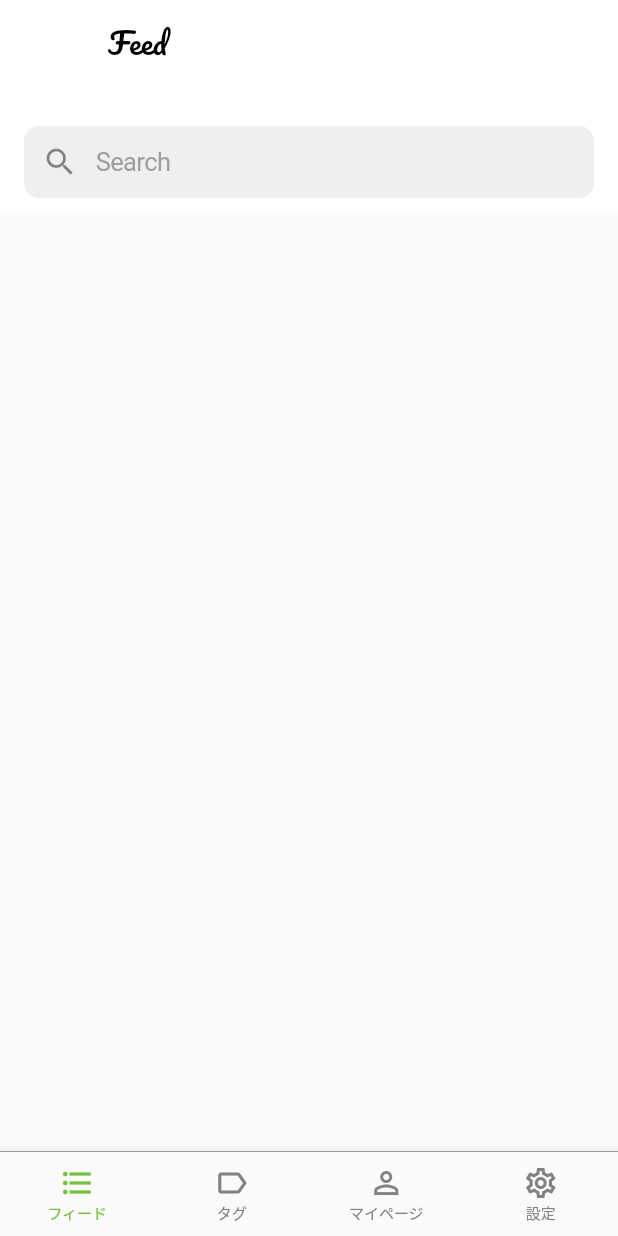
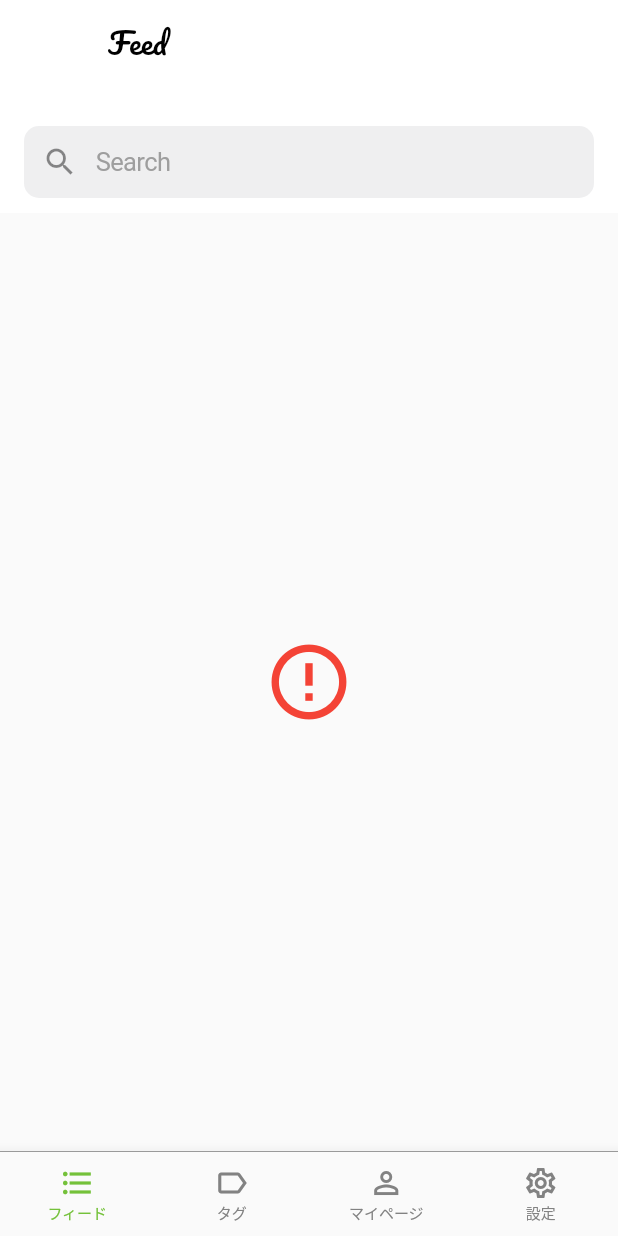
Before and after one commit to shinonome-inc/qiita_client_yukiy, a Flutter app: the screen it shows after launch, after a tap on "ログイン", on a phone screen of 412 x 824 dp. Run offline on Flutter 3.47's test engine with Material 2 defaults, Android fonts, the phone set to English and light mode, and no system bars; network calls fail; Roboto replaces fonts that are missing (Noto_Sans_JP).

Commit message:
記事をfeed-pageに表示

```diff
--- a/lib/main.dart
+++ b/lib/main.dart
@@ -2,11 +2,13 @@ import 'package:flutter/material.dart';
 import 'package:qiita_client_yukiy/pages/top_page.dart';
 
 void main() {
-  runApp(const MyApp());
+  runApp(const MyApp(
+    items: [],
+  ));
 }
 
 class MyApp extends StatelessWidget {
-  const MyApp({Key? key}) : super(key: key);
+  const MyApp({Key? key, required List<String> items}) : super(key: key);
 
   @override
   Widget build(BuildContext context) {
--- a/lib/models/article.dart
+++ b/lib/models/article.dart
@@ -4,14 +4,20 @@ class Article {
   final String title;
   final String url;
   final User user;
+  final String dateTime;
 
-  Article({required this.title, required this.url, required this.user});
+  Article(
+      {required this.title,
+      required this.url,
+      required this.user,
+      required this.dateTime});
 
   factory Article.fromJson(Map<String, dynamic> json) {
     return Article(
       title: json['title'],
       url: json['url'],
       user: User.fromJson(json['user']),
+      dateTime: json['created_at'],
     );
   }
 }
--- /dev/null
+++ b/lib/models/created.dart
@@ -0,0 +1 @@
+class Created {}
--- a/lib/pages/feed_page.dart
+++ b/lib/pages/feed_page.dart
@@ -1,5 +1,8 @@
 import 'package:flutter/material.dart';
+import 'package:qiita_client_yukiy/services/qiita_client.dart';
 import 'package:qiita_client_yukiy/ui_components/search_bar.dart';
+
+import '../models/article.dart';
 
 class FeedPage extends StatefulWidget {
   const FeedPage({Key? key}) : super(key: key);
@@ -9,9 +12,7 @@ class FeedPage extends StatefulWidget {
 }
 
 class _FeedPageState extends State<FeedPage> {
-  Widget _searchTextField() {
-    return const TextField();
-  }
+  List<dynamic> users = [];
 
   @override
   Widget build(BuildContext context) {
@@ -19,6 +20,73 @@ class _FeedPageState extends State<FeedPage> {
       appBar: SearchBar(
         text: 'Search',
       ),
+      body: ArticleListPage(),
     );
   }
 }
+
+class ArticleListPage extends StatefulWidget {
+  const ArticleListPage({super.key});
+
+  @override
+  State<ArticleListPage> createState() => _ArticleListPageState();
+}
+
+class _ArticleListPageState extends State<ArticleListPage> {
+  late Future<List<Article>> articles;
+  @override
+  void initState() {
+    articles = QiitaClient.fetchArticle();
+    super.initState();
+  }
+
+  @override
+  Widget build(BuildContext context) {
+    return Scaffold(
+      body: Center(
+        child: FutureBuilder<List<Article>>(
+          future: articles,
+          builder: (context, snapshot) {
+            if (snapshot.hasData) {
+              return ArticleListView(articles: snapshot.data!);
+            } else if (snapshot.hasError) {
+              return const Icon(
+                Icons.error_outline,
+                color: Colors.red,
+                size: 60,
+              );
+            }
+            return const CircularProgressIndicator();
+          },
+        ),
+      ),
+    );
+  }
+}
+
+class ArticleListView extends StatelessWidget {
+  final List<Article> articles;
+  const ArticleListView({Key? key, required this.articles}) : super(key: key);
+
+  @override
+  Widget build(BuildContext context) {
+    return ListView.separated(
+      itemCount: articles.length,
+      itemBuilder: (BuildContext context, int index) {
+        final article = articles[index];
+        return ListTile(
+            leading: CircleAvatar(
+              backgroundImage: NetworkImage(article.user.iconUrl),
+            ),
+            title: Text(article.title),
+            subtitle: Text('@${article.user.id}' '投稿日:${article.dateTime}'),
+            onTap: () {});
+      },
+      separatorBuilder: (BuildContext context, int index) => const Divider(
+        color: Color.fromRGBO(178, 178, 178, 1),
+        thickness: 0.5,
+        indent: 62,
+      ),
+    );
+  }
+}
--- a/lib/ui_components/search_bar.dart
+++ b/lib/ui_components/search_bar.dart
@@ -31,7 +31,7 @@ class SearchBar extends StatelessWidget implements PreferredSizeWidget {
           child: TextField(
             cursorColor: Colors.grey,
             decoration: InputDecoration(
-              contentPadding: const EdgeInsets.fromLTRB(30, 7, 260, 7),
+              contentPadding: const EdgeInsets.fromLTRB(30, 7, 1, 7),
               fillColor: const Color.fromRGBO(118, 118, 128, 0.12),
               filled: true,
               border: OutlineInputBorder(
```
Also changed, not shown: 1 other file.
